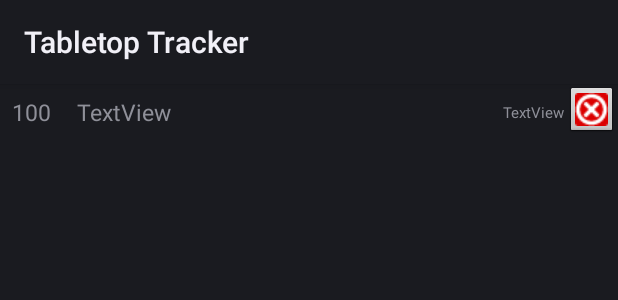
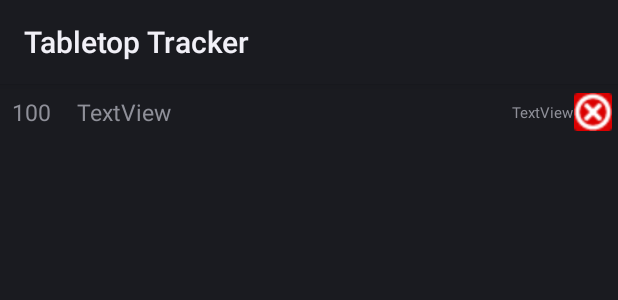
Before and after one commit to Kearns-Alex-School/Android-StatTracker, an Android app: the layout custom_layout_substat.xml on its own in the app's theme, with its tools: preview values and no code run, on a phone screen of 412 x 824 dp. Shown: the top 300 px of the screen. Run offline under Robolectric (Android 15) with nearby library versions, the phone set to English and light mode, and no system bars.

Commit message:
Corrected usage of ImageButton instead of regular Button for delete usage

```diff
--- a/app/src/main/java/cs246/groupApp/dndapp/SubStatAdapter.java
+++ b/app/src/main/java/cs246/groupApp/dndapp/SubStatAdapter.java
@@ -30,7 +30,7 @@ public class SubStatAdapter extends ArrayAdapter<SubStatDataModel> implements Vi
         TextView txtName;
         TextView txtStatName;
         TextView txtBonus;
-        ImageButton bDelete;
+        Button bDelete;
     }
 
     public SubStatAdapter(ArrayList<SubStatDataModel> data, Context context) {
@@ -52,7 +52,7 @@ public class SubStatAdapter extends ArrayAdapter<SubStatDataModel> implements Vi
 
         // figure out which one we clicked
         switch (v.getId()) {
-            case R.id.ImageButtonDelete:
+            case R.id.Delete:
                 // create our popup dialog
                 final Dialog dialog = new Dialog(context);
 
@@ -124,7 +124,7 @@ public class SubStatAdapter extends ArrayAdapter<SubStatDataModel> implements Vi
             viewHolder.txtBonus = convertView.findViewById(R.id.Bonus);
             viewHolder.txtName = convertView.findViewById(R.id.Message);
             viewHolder.txtStatName = convertView.findViewById(R.id.StatName);
-            viewHolder.bDelete = convertView.findViewById(R.id.ImageButtonDelete);
+            viewHolder.bDelete = convertView.findViewById(R.id.Delete);
 
             // icon stuff possibly helpful in the near future
             /*viewHolder.info = (ImageView) convertView.findViewById(R.id.item_info);*/
--- a/app/src/main/res/layout/custom_layout_inventory.xml
+++ b/app/src/main/res/layout/custom_layout_inventory.xml
@@ -21,7 +21,7 @@
         app:autoSizeMaxTextSize="20dp"
         app:autoSizeStepGranularity="2dp"
         app:autoSizeTextType="uniform"
-        app:layout_constraintEnd_toStartOf="@+id/ImageButtonDelete"
+        app:layout_constraintEnd_toStartOf="@+id/Delete"
         app:layout_constraintStart_toStartOf="parent"
         app:layout_constraintTop_toTopOf="parent" />
 
@@ -162,7 +162,7 @@
             android:textSize="12sp"
             android:textStyle="italic"
             app:layout_constraintEnd_toEndOf="parent"
-            app:layout_constraintTop_toBottomOf="@+id/ImageButtonDelete" />
+            app:layout_constraintTop_toBottomOf="@+id/Delete" />
     </LinearLayout>
 
 </android.support.constraint.ConstraintLayout>
--- a/app/src/main/res/layout/custom_layout_substat.xml
+++ b/app/src/main/res/layout/custom_layout_substat.xml
@@ -37,11 +37,11 @@
         android:layout_height="wrap_content"
         android:text="TextView"
         android:textSize="10sp"
-        app:layout_constraintBottom_toBottomOf="@+id/ImageButtonDelete"
-        app:layout_constraintEnd_toStartOf="@+id/ImageButtonDelete"
-        app:layout_constraintTop_toTopOf="@+id/ImageButtonDelete" />
+        app:layout_constraintBottom_toBottomOf="@+id/Delete"
+        app:layout_constraintEnd_toStartOf="@+id/Delete"
+        app:layout_constraintTop_toTopOf="@+id/Delete" />
 
-    <ImageButton
+    <!--ImageButton
         android:id="@+id/ImageButtonDelete"
         style="@android:style/Widget.ImageButton"
         android:layout_width="35dp"
@@ -52,20 +52,20 @@
         android:src="@drawable/cancel"
         app:layout_constraintBottom_toBottomOf="@+id/Message"
         app:layout_constraintEnd_toEndOf="parent"
-        app:layout_constraintTop_toTopOf="@+id/Message" />
+        app:layout_constraintTop_toTopOf="@+id/Message" /-->
 
-    <!--Button
+    <Button
         android:id="@+id/Delete"
         style="@android:style/Widget.Button"
-        android:layout_width="35dp"
-        android:layout_height="35dp"
+        android:layout_width="25dp"
+        android:layout_height="25dp"
         android:layout_marginEnd="4dp"
         android:focusable="false"
-        android:text="-"
+        android:background="@drawable/cancel"
         android:textAlignment="center"
         android:textSize="14sp"
         android:textStyle="bold"
         app:layout_constraintBottom_toBottomOf="@+id/Message"
         app:layout_constraintEnd_toEndOf="parent"
-        app:layout_constraintTop_toTopOf="@+id/Message" /-->
+        app:layout_constraintTop_toTopOf="@+id/Message" />
 </android.support.constraint.ConstraintLayout>
```
